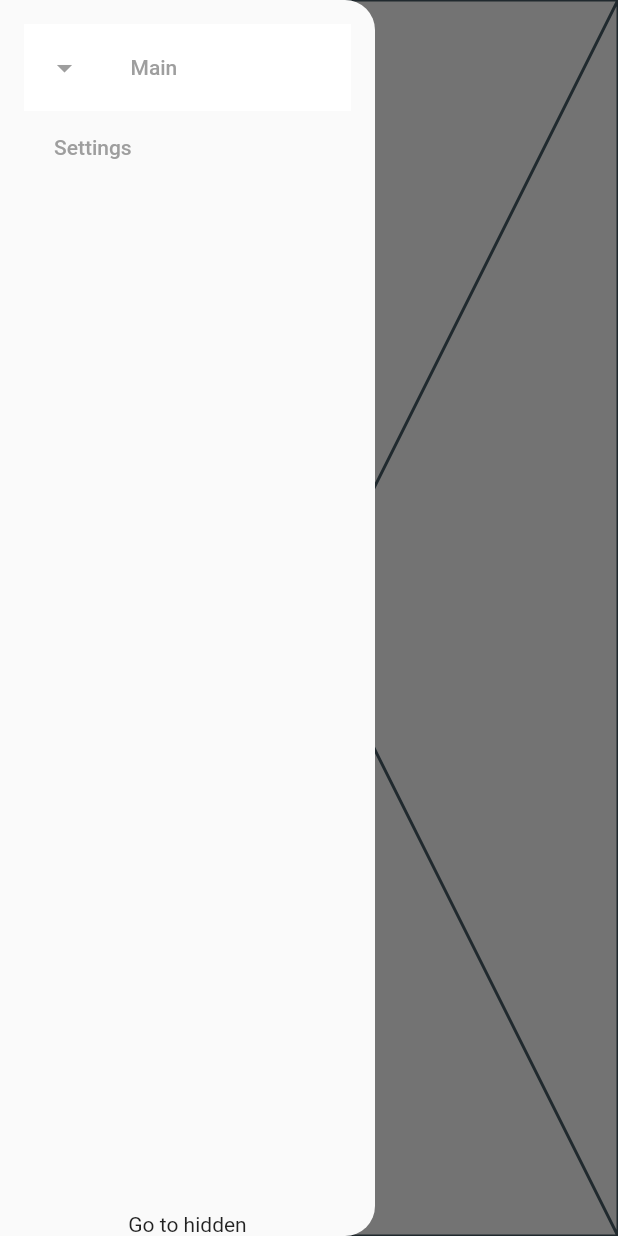
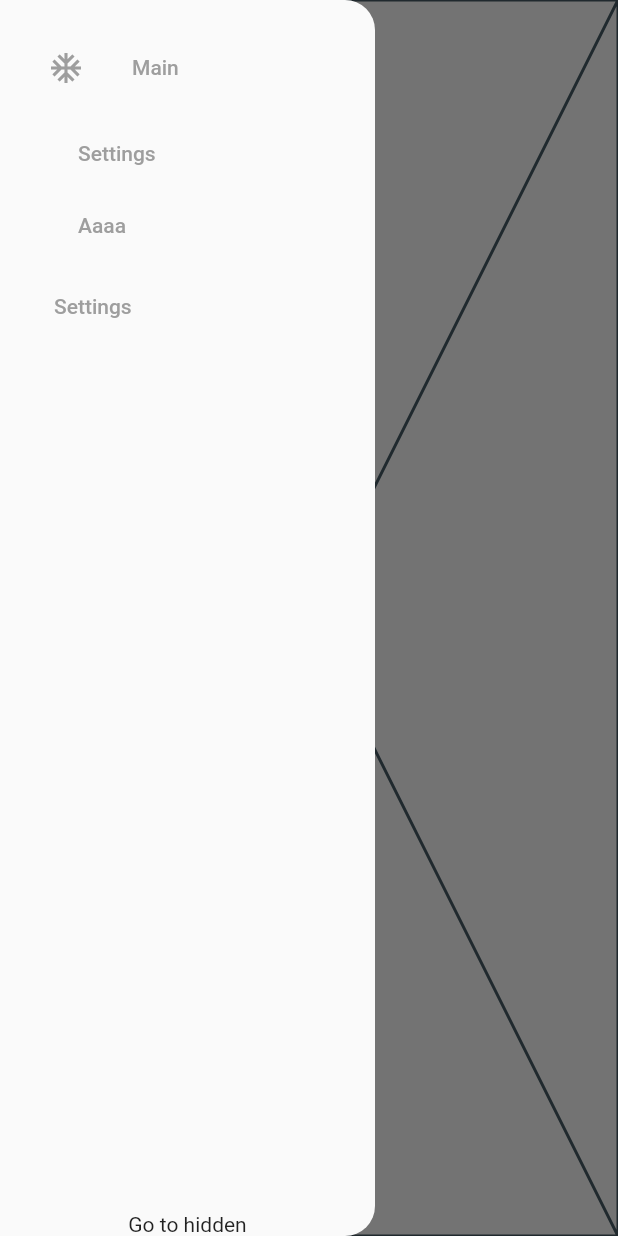
Before and after one commit to BoringStuff-SRL/FlutterBoringApp, a Flutter app: the screen it shows after launch, with the side drawer open, on a phone screen of 412 x 824 dp. Run offline on Flutter 3.47's test engine with Material 2 defaults, Android fonts, the phone set to English and light mode, and no system bars; our stand-ins replace go_router; Roboto replaces fonts that are missing (Montserrat).

Commit message:
Implemented styling

```diff
--- a/example/lib/main.dart
+++ b/example/lib/main.dart
@@ -2,7 +2,6 @@ import 'package:boring_app/boring_app.dart';
 import 'package:boring_app/boring_app/boring_app.dart';
 import 'package:boring_app/boring_app/style/boring_drawer_tile_style.dart';
 import 'package:flutter/material.dart';
-
 
 void main(List<String> args) {
   runApp(MyApp());
@@ -26,9 +25,12 @@ class MyApp extends StatelessWidget {
             );
           },
           drawerTileStyle: BoringDrawerTileStyle(
-            selectedColor: Colors.red,
+            selectedColor: Colors.transparent,
             selectedTextColor: Colors.pink,
             fontFamily: "Montserrat",
+            isClosedIcon: Icon(Icons.abc),
+            isOpenedIcon: Icon(Icons.ac_unit_outlined),
+            tileInitiallyExpanded: true,
           ),
           children: [
             BoringPage(
@@ -60,8 +62,7 @@ class MyApp extends StatelessWidget {
                       );
                     },
                   ),
-              ]
-            ),
+                ]),
             BoringPage(
               drawerLabel: "Settings",
               path: "settings",
--- a/lib/boring_app/boring_app.dart
+++ b/lib/boring_app/boring_app.dart
@@ -47,7 +47,7 @@ class BoringApp extends StatelessWidget {
 
   final BoringThemeConfig themeConfig;
   final List<BoringAppSection> sections;
-  final rootNavigator;
+  final GlobalKey<NavigatorState> rootNavigator;
   final FutureOr<String?> Function(BuildContext context, GoRouterState state)?
       redirect;
   final String? initialLocation;
--- a/lib/boring_app/boring_drawer_entry.dart
+++ b/lib/boring_app/boring_drawer_entry.dart
@@ -8,13 +8,12 @@ class BoringDrawerEntry extends StatelessWidget {
   final String path;
   final String label;
   final Widget? icon;
-  final Widget isOpenedIcon;
-  final Widget isClosedIcon;
+
   final List<BoringDrawerEntry>? subEntries;
   final BoringDrawerTileStyle tileStyle;
 
   final ValueNotifier<bool> _isHover = ValueNotifier(false);
-  final ValueNotifier<bool> isExpanded = ValueNotifier(false);
+  late ValueNotifier<bool> isExpanded;
 
   BoringDrawerEntry({
     super.key,
@@ -22,10 +21,10 @@ class BoringDrawerEntry extends StatelessWidget {
     required this.label,
     this.tileStyle = const BoringDrawerTileStyle(),
     this.icon,
-    this.isOpenedIcon = const Icon(Icons.arrow_drop_up),
-    this.isClosedIcon = const Icon(Icons.arrow_drop_down),
     this.subEntries,
-  });
+  }) {
+    isExpanded = ValueNotifier(tileStyle.tileInitiallyExpanded);
+  }
 
   bool get _hasSubEntries => subEntries != null && subEntries!.isNotEmpty;
 
@@ -47,27 +46,34 @@ class BoringDrawerEntry extends StatelessWidget {
     return _hasSubEntries
         ? ExpansionTile(
             onExpansionChanged: (value) => isExpanded.value = value,
-            shape: const RoundedRectangleBorder(
-              side: BorderSide(color: Colors.transparent),
-            ),
-            tilePadding: const EdgeInsets.symmetric(horizontal: 15),
+            shape: tileStyle.tileShape ??
+                const RoundedRectangleBorder(
+                  side: BorderSide(color: Colors.transparent),
+                ),
+            tilePadding: tileStyle.tilePadding ??
+                const EdgeInsets.symmetric(horizontal: 15),
             collapsedIconColor: tileStyle.unSelectedTextColor,
             collapsedTextColor: tileStyle.unSelectedTextColor,
             textColor: tileStyle.unSelectedTextColor,
             iconColor: tileStyle.unSelectedTextColor,
-            collapsedBackgroundColor: Colors.white,
-            backgroundColor: Colors.white,
-            childrenPadding:
+            collapsedBackgroundColor: tileStyle.backgroundColor,
+            backgroundColor: tileStyle.backgroundColor,
+            childrenPadding: tileStyle.tileChildrenPadding ??
                 const EdgeInsets.symmetric(horizontal: 15, vertical: 5),
             trailing: Container(width: 1),
+            initiallyExpanded: tileStyle.tileInitiallyExpanded,
             leading: ValueListenableBuilder(
               valueListenable: isExpanded,
               builder: (BuildContext context, bool value, Widget? child) {
-                if (value) return isOpenedIcon;
+                if (value) return tileStyle.isOpenedIcon;
 
-                return isClosedIcon;
+                return tileStyle.isClosedIcon;
               },
             ),
+            collapsedShape: tileStyle.tileShape ??
+                const RoundedRectangleBorder(
+                  side: BorderSide(color: Colors.transparent),
+                ),
             title: Text(
               label,
               style: TextStyle(
--- a/lib/boring_app/style/boring_drawer_tile_style.dart
+++ b/lib/boring_app/style/boring_drawer_tile_style.dart
@@ -10,11 +10,20 @@ class BoringDrawerTileStyle {
   final Color? unSelectedTextColor;
   final Color? selectedIconColor;
   final Color? unSelectedIconColor;
+  final Widget isOpenedIcon;
+  final Widget isClosedIcon;
+  final bool tileInitiallyExpanded;
+  final ShapeBorder? tileShape;
+  final EdgeInsets? tilePadding;
+  final EdgeInsets? tileChildrenPadding;
+  final Color? backgroundColor;
 
   const BoringDrawerTileStyle({
     this.tileRadius = const BorderRadius.all(
       Radius.circular(10.0),
     ),
+    this.isOpenedIcon = const Icon(Icons.arrow_drop_up),
+    this.isClosedIcon = const Icon(Icons.arrow_drop_down),
     this.tileSpacing = 8,
     this.selectedColor = Colors.green,
     this.selectedTextColor = Colors.black,
@@ -23,5 +32,10 @@ class BoringDrawerTileStyle {
     this.unSelectedIconColor,
     this.fontFamily,
     this.fontSize = 14,
+    this.tileInitiallyExpanded = true,
+    this.tileShape,
+    this.tilePadding,
+    this.tileChildrenPadding,
+    this.backgroundColor,
   });
 }
```
Also changed, not shown: 1 other file. Lines whose indentation alone changed are shown as unchanged.
